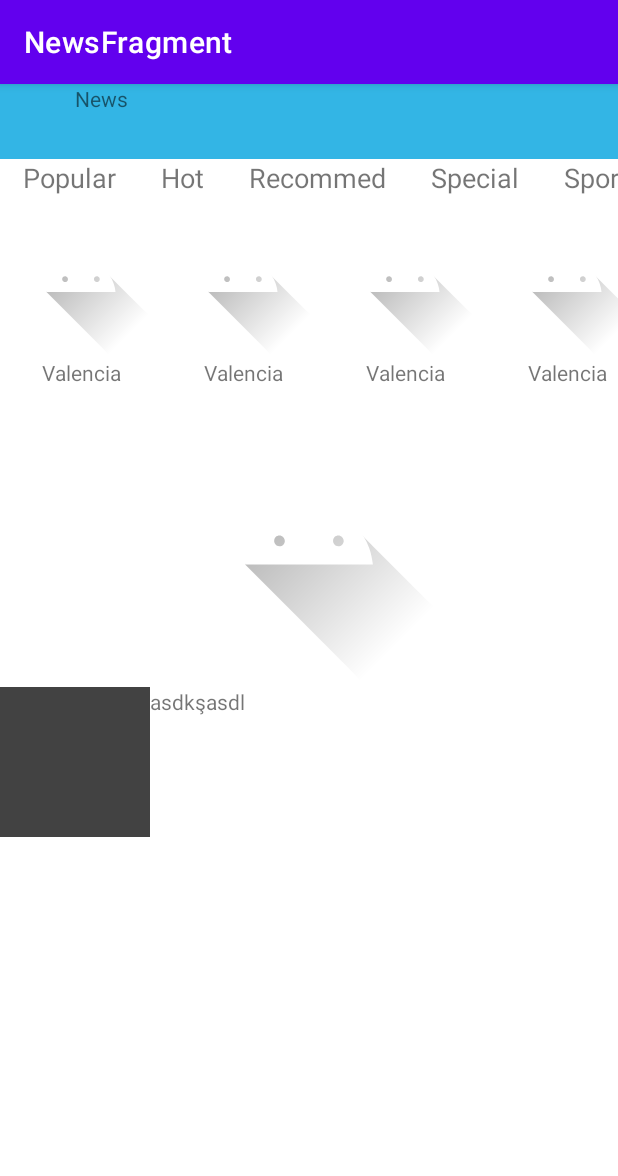
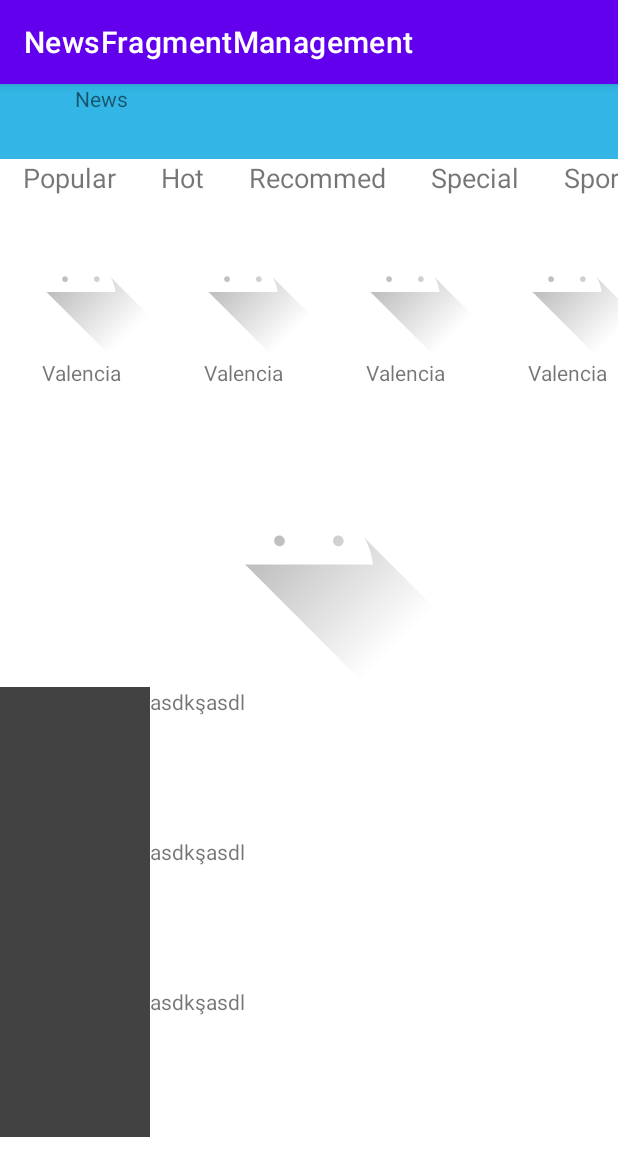
Before and after one commit to abdulvvahid/NewsFragmentManagement, an Android app: the screen it shows after launch (MainActivity), on a phone screen of 412 x 824 dp. Shown: the top 1176 px of the screen. Run offline under Robolectric (Android 15) with nearby library versions, the phone set to English and light mode, and no system bars; our stand-ins replace data binding.

Commit message:
Create fragment management

```diff
--- a/app/src/main/AndroidManifest.xml
+++ b/app/src/main/AndroidManifest.xml
@@ -1,6 +1,6 @@
 <?xml version="1.0" encoding="utf-8"?>
 <manifest xmlns:android="http://schemas.android.com/apk/res/android"
-    package="com.noor.newsfragment">
+    package="com.noor.newsfragmentmanagement">
 
     <application
         android:allowBackup="true"
@@ -10,7 +10,7 @@
         android:supportsRtl="true"
         android:theme="@style/Theme.NewsFragment">
         <activity
-            android:name=".MainActivity"
+            android:name="com.noor.newsfragmentmanagement.MainActivity"
             android:exported="true">
             <intent-filter>
                 <action android:name="android.intent.action.MAIN" />
--- a/app/src/main/java/com/noor/newsfragment/MainActivity.kt
+++ /dev/null
@@ -1,35 +0,0 @@
-package com.noor.newsfragment
-
-import androidx.appcompat.app.AppCompatActivity
-import android.os.Bundle
-import androidx.databinding.DataBindingUtil
-import com.noor.newsfragment.databinding.ActivityMainBinding
-
-class MainActivity : AppCompatActivity() {
-
-    private lateinit var binding: ActivityMainBinding
-
-    override fun onCreate(savedInstanceState: Bundle?) {
-        super.onCreate(savedInstanceState)
-        binding = DataBindingUtil.setContentView(this, R.layout.activity_main)
-
-        val categoryFragment = CategoryFragment.newInstance()
-        val detailFragment = DetailFragment.newInstance()
-        val headlineFragment = HeadlineFragment.newInstance()
-        val newsFragment = NewsFragment.newInstance()
-        val toolbarFragment = ToolbarFragment.newInstance()
-        val writerFragment = WriterFragment.newInstance()
-
-        val fragmentTransaction = supportFragmentManager.beginTransaction()
-
-        fragmentTransaction.add(binding.fragmentToolbar.id, toolbarFragment,"toolbar_fragment")
-        fragmentTransaction.add(binding.fragmentCategory.id, categoryFragment,"category_fragment")
-        fragmentTransaction.add(binding.fragmentWriter.id, writerFragment,"writer_fragment")
-        fragmentTransaction.add(binding.fragmentHeadline.id, headlineFragment,"headline_fragment")
-        fragmentTransaction.add(binding.fragmentNews.id, newsFragment,"news_fragment")
-        fragmentTransaction.add(binding.fragmentDetail.id, detailFragment,"detail_fragment")
-        fragmentTransaction.commit()
-
-    }
-
-}
--- a/app/src/main/java/com/noor/newsfragment/ToolbarFragment.kt
+++ b/app/src/main/java/com/noor/newsfragmentmanagement/CategoryFragment.kt
@@ -1,28 +1,28 @@
-package com.noor.newsfragment
+package com.noor.newsfragmentmanagement
 
 import android.os.Bundle
 import androidx.fragment.app.Fragment
 import android.view.LayoutInflater
 import android.view.View
 import android.view.ViewGroup
-import com.noor.newsfragment.databinding.FragmentToolbarBinding
+import com.noor.newsfragmentmanagement.databinding.FragmentCategoryBinding
 
-class ToolbarFragment : Fragment() {
+class CategoryFragment : Fragment() {
 
-    private lateinit var binding: FragmentToolbarBinding
+    private lateinit var binding: FragmentCategoryBinding
 
     override fun onCreateView(
         inflater: LayoutInflater, container: ViewGroup?,
         savedInstanceState: Bundle?
     ): View {
-        binding = FragmentToolbarBinding.inflate(layoutInflater, container, false)
+        binding = FragmentCategoryBinding.inflate(layoutInflater, container, false)
         return binding.root
     }
 
     companion object {
         @JvmStatic
         fun newInstance() =
-            ToolbarFragment().apply {
+            CategoryFragment().apply {
             }
     }
 }
--- a/app/src/main/java/com/noor/newsfragment/CategoryFragment.kt
+++ b/app/src/main/java/com/noor/newsfragmentmanagement/DetailFragment.kt
@@ -1,28 +1,28 @@
-package com.noor.newsfragment
+package com.noor.newsfragmentmanagement
 
 import android.os.Bundle
 import androidx.fragment.app.Fragment
 import android.view.LayoutInflater
 import android.view.View
 import android.view.ViewGroup
-import com.noor.newsfragment.databinding.FragmentCategoryBinding
+import com.noor.newsfragmentmanagement.databinding.FragmentDetailBinding
 
-class CategoryFragment : Fragment() {
+class DetailFragment : Fragment() {
 
-    private lateinit var binding: FragmentCategoryBinding
+    private lateinit var binding: FragmentDetailBinding
 
     override fun onCreateView(
         inflater: LayoutInflater, container: ViewGroup?,
         savedInstanceState: Bundle?
     ): View {
-        binding = FragmentCategoryBinding.inflate(layoutInflater, container, false)
+        binding = FragmentDetailBinding.inflate(layoutInflater, container, false)
         return binding.root
     }
 
     companion object {
         @JvmStatic
         fun newInstance() =
-            CategoryFragment().apply {
+            DetailFragment().apply {
             }
     }
 }
--- a/app/src/main/java/com/noor/newsfragment/HeadlineFragment.kt
+++ b/app/src/main/java/com/noor/newsfragmentmanagement/HeadlineFragment.kt
@@ -1,11 +1,11 @@
-package com.noor.newsfragment
+package com.noor.newsfragmentmanagement
 
 import android.os.Bundle
 import androidx.fragment.app.Fragment
 import android.view.LayoutInflater
 import android.view.View
 import android.view.ViewGroup
-import com.noor.newsfragment.databinding.FragmentHeadlineBinding
+import com.noor.newsfragmentmanagement.databinding.FragmentHeadlineBinding
 
 class HeadlineFragment : Fragment() {
 
--- /dev/null
+++ b/app/src/main/java/com/noor/newsfragmentmanagement/MainActivity.kt
@@ -0,0 +1,121 @@
+package com.noor.newsfragmentmanagement
+
+import android.os.Bundle
+import androidx.appcompat.app.AppCompatActivity
+import androidx.databinding.DataBindingUtil
+import com.noor.newsfragmentmanagement.databinding.ActivityMainBinding
+
+class MainActivity : AppCompatActivity() {
+
+    private lateinit var binding: ActivityMainBinding
+
+    private val toolbarFragment = ToolbarFragment.newInstance()
+    private val categoryFragment = CategoryFragment.newInstance()
+    private val writerFragment1 = WriterFragment.newInstance()
+    private val writerFragment2 = WriterFragment.newInstance()
+    private val writerFragment3 = WriterFragment.newInstance()
+    private val writerFragment4 = WriterFragment.newInstance()
+    private val writerFragment5 = WriterFragment.newInstance()
+    private val headlineFragment = HeadlineFragment.newInstance()
+    private val newsFragment1 = NewsFragment.newInstance()
+    private val newsFragment2 = NewsFragment.newInstance()
+    private val newsFragment3 = NewsFragment.newInstance()
+    private val detailFragment = DetailFragment.newInstance()
+
+    override fun onCreate(savedInstanceState: Bundle?) {
+        super.onCreate(savedInstanceState)
+        binding = DataBindingUtil.setContentView(this, R.layout.activity_main)
+
+        initFragments()
+
+    }
+
+    override fun onResume() {
+        super.onResume()
+        binding.apply {
+            fragmentWriter1.setOnClickListener {
+                loadDetail()
+            }
+            fragmentWriter2.setOnClickListener {
+                loadDetail()
+            }
+            fragmentWriter3.setOnClickListener {
+                loadDetail()
+            }
+            fragmentWriter4.setOnClickListener {
+                loadDetail()
+            }
+            fragmentWriter5.setOnClickListener {
+                loadDetail()
+            }
+            fragmentHeadline.setOnClickListener {
+                loadDetail()
+            }
+            fragmentNews1.setOnClickListener {
+                loadDetail()
+            }
+            fragmentNews2.setOnClickListener {
+                loadDetail()
+            }
+            fragmentNews3.setOnClickListener {
+                loadDetail()
+            }
+            fragmentDetail.setOnClickListener {
+                loadHome()
+            }
+        }
+    }
+
+    private fun initFragments() {
+        val fragmentTransaction = supportFragmentManager.beginTransaction()
+        fragmentTransaction.add(binding.fragmentToolbar.id, toolbarFragment, "toolbar_fragment")
+        fragmentTransaction.add(binding.fragmentCategory.id, categoryFragment, "category_fragment")
+        fragmentTransaction.add(binding.fragmentWriter1.id, writerFragment1, "writer_fragment1")
+        fragmentTransaction.add(binding.fragmentWriter2.id, writerFragment2, "writer_fragment2")
+        fragmentTransaction.add(binding.fragmentWriter3.id, writerFragment3, "writer_fragment3")
+        fragmentTransaction.add(binding.fragmentWriter4.id, writerFragment4, "writer_fragment4")
+        fragmentTransaction.add(binding.fragmentWriter5.id, writerFragment5, "writer_fragment5")
+        fragmentTransaction.add(binding.fragmentHeadline.id, headlineFragment, "headline_fragment")
+        fragmentTransaction.add(binding.fragmentNews1.id, newsFragment1, "news_fragment1")
+        fragmentTransaction.add(binding.fragmentNews2.id, newsFragment2, "news_fragment2")
+        fragmentTransaction.add(binding.fragmentNews3.id, newsFragment3, "news_fragment3")
+        fragmentTransaction.addToBackStack("home_bs")
+        fragmentTransaction.commit()
+    }
+
+    private fun loadDetail() {
+        val fragmentTransaction = supportFragmentManager.beginTransaction()
+        fragmentTransaction.remove(supportFragmentManager.findFragmentByTag("toolbar_fragment")!!)
+        fragmentTransaction.remove(supportFragmentManager.findFragmentByTag("category_fragment")!!)
+        fragmentTransaction.remove(supportFragmentManager.findFragmentByTag("writer_fragment1")!!)
+        fragmentTransaction.remove(supportFragmentManager.findFragmentByTag("writer_fragment2")!!)
+        fragmentTransaction.remove(supportFragmentManager.findFragmentByTag("writer_fragment3")!!)
+        fragmentTransaction.remove(supportFragmentManager.findFragmentByTag("writer_fragment4")!!)
+        fragmentTransaction.remove(supportFragmentManager.findFragmentByTag("writer_fragment5")!!)
+        fragmentTransaction.remove(supportFragmentManager.findFragmentByTag("headline_fragment")!!)
+        fragmentTransaction.remove(supportFragmentManager.findFragmentByTag("news_fragment1")!!)
+        fragmentTransaction.remove(supportFragmentManager.findFragmentByTag("news_fragment2")!!)
+        fragmentTransaction.remove(supportFragmentManager.findFragmentByTag("news_fragment3")!!)
+        fragmentTransaction.replace(binding.fragmentDetail.id, detailFragment, "detail_fragment")
+        fragmentTransaction.commit()
+    }
+
+    private fun loadHome() {
+        val fragmentTransaction = supportFragmentManager.beginTransaction()
+        fragmentTransaction.replace(binding.fragmentToolbar.id, toolbarFragment, "toolbar_fragment")
+        fragmentTransaction.replace(binding.fragmentCategory.id,categoryFragment,"category_fragment")
+        fragmentTransaction.replace(binding.fragmentWriter1.id, writerFragment1, "writer_fragment1")
+        fragmentTransaction.replace(binding.fragmentWriter2.id, writerFragment2, "writer_fragment2")
+        fragmentTransaction.replace(binding.fragmentWriter3.id, writerFragment3, "writer_fragment3")
+        fragmentTransaction.replace(binding.fragmentWriter4.id, writerFragment4, "writer_fragment4")
+        fragmentTransaction.replace(binding.fragmentWriter5.id, writerFragment5, "writer_fragment5")
+        fragmentTransaction.replace(binding.fragmentHeadline.id, headlineFragment, "headline_fragment")
+        fragmentTransaction.replace(binding.fragmentNews1.id, newsFragment1, "news_fragment1")
+        fragmentTransaction.replace(binding.fragmentNews2.id, newsFragment2, "news_fragment2")
+        fragmentTransaction.replace(binding.fragmentNews3.id, newsFragment3, "news_fragment3")
+        fragmentTransaction.remove(detailFragment)
+        fragmentTransaction.commit()
+    }
+
+
+}
--- a/app/src/main/java/com/noor/newsfragment/DetailFragment.kt
+++ b/app/src/main/java/com/noor/newsfragmentmanagement/NewsFragment.kt
@@ -1,28 +1,28 @@
-package com.noor.newsfragment
+package com.noor.newsfragmentmanagement
 
 import android.os.Bundle
 import androidx.fragment.app.Fragment
 import android.view.LayoutInflater
 import android.view.View
 import android.view.ViewGroup
-import com.noor.newsfragment.databinding.FragmentDetailBinding
+import com.noor.newsfragmentmanagement.databinding.FragmentNewsBinding
 
-class DetailFragment : Fragment() {
+class NewsFragment : Fragment() {
 
-    private lateinit var binding: FragmentDetailBinding
+    private lateinit var binding: FragmentNewsBinding
 
     override fun onCreateView(
         inflater: LayoutInflater, container: ViewGroup?,
         savedInstanceState: Bundle?
     ): View {
-        binding = FragmentDetailBinding.inflate(layoutInflater, container, false)
+        binding = FragmentNewsBinding.inflate(layoutInflater, container, false)
         return binding.root
     }
 
     companion object {
         @JvmStatic
         fun newInstance() =
-            DetailFragment().apply {
+            NewsFragment().apply {
             }
     }
 }
--- a/app/src/main/java/com/noor/newsfragment/NewsFragment.kt
+++ b/app/src/main/java/com/noor/newsfragmentmanagement/ToolbarFragment.kt
@@ -1,28 +1,28 @@
-package com.noor.newsfragment
+package com.noor.newsfragmentmanagement
 
 import android.os.Bundle
 import androidx.fragment.app.Fragment
 import android.view.LayoutInflater
 import android.view.View
 import android.view.ViewGroup
-import com.noor.newsfragment.databinding.FragmentNewsBinding
+import com.noor.newsfragmentmanagement.databinding.FragmentToolbarBinding
 
-class NewsFragment : Fragment() {
+class ToolbarFragment : Fragment() {
 
-    private lateinit var binding: FragmentNewsBinding
+    private lateinit var binding: FragmentToolbarBinding
 
     override fun onCreateView(
         inflater: LayoutInflater, container: ViewGroup?,
         savedInstanceState: Bundle?
     ): View {
-        binding = FragmentNewsBinding.inflate(layoutInflater, container, false)
+        binding = FragmentToolbarBinding.inflate(layoutInflater, container, false)
         return binding.root
     }
 
     companion object {
         @JvmStatic
         fun newInstance() =
-            NewsFragment().apply {
+            ToolbarFragment().apply {
             }
     }
 }
--- a/app/src/main/java/com/noor/newsfragment/WriterFragment.kt
+++ b/app/src/main/java/com/noor/newsfragmentmanagement/WriterFragment.kt
@@ -1,11 +1,11 @@
-package com.noor.newsfragment
+package com.noor.newsfragmentmanagement
 
 import android.os.Bundle
 import androidx.fragment.app.Fragment
 import android.view.LayoutInflater
 import android.view.View
 import android.view.ViewGroup
-import com.noor.newsfragment.databinding.FragmentWriterBinding
+import com.noor.newsfragmentmanagement.databinding.FragmentWriterBinding
 
 class WriterFragment : Fragment() {
 
--- a/app/src/main/res/layout/activity_main.xml
+++ b/app/src/main/res/layout/activity_main.xml
@@ -1,11 +1,8 @@
 <?xml version="1.0" encoding="utf-8"?>
 <layout xmlns:android="http://schemas.android.com/apk/res/android"
-    xmlns:app="http://schemas.android.com/apk/res-auto"
     xmlns:tools="http://schemas.android.com/tools">
 
-    <data>
-
-    </data>
+    <data></data>
 
     <ScrollView
         android:layout_width="match_parent"
@@ -13,9 +10,9 @@
         tools:context=".MainActivity">
 
         <LinearLayout
-            android:orientation="vertical"
             android:layout_width="match_parent"
-            android:layout_height="wrap_content">
+            android:layout_height="wrap_content"
+            android:orientation="vertical">
 
             <FrameLayout
                 android:id="@+id/fragment_toolbar"
@@ -25,28 +22,71 @@
             <FrameLayout
                 android:id="@+id/fragment_category"
                 android:layout_width="match_parent"
-                android:layout_height="wrap_content"/>
+                android:layout_height="wrap_content" />
 
-            <FrameLayout
-                android:id="@+id/fragment_writer"
+            <HorizontalScrollView
                 android:layout_width="match_parent"
-                android:layout_height="wrap_content"/>
+                android:layout_height="wrap_content">
+
+                <LinearLayout
+                    android:layout_width="wrap_content"
+                    android:layout_height="wrap_content"
+                    android:orientation="horizontal">
+
+                    <FrameLayout
+                        android:id="@+id/fragment_writer_1"
+                        android:layout_width="wrap_content"
+                        android:layout_height="wrap_content" />
+
+                    <FrameLayout
+                        android:id="@+id/fragment_writer_2"
+                        android:layout_width="wrap_content"
+                        android:layout_height="wrap_content" />
+
+                    <FrameLayout
+                        android:id="@+id/fragment_writer_3"
+                        android:layout_width="wrap_content"
+                        android:layout_height="wrap_content" />
+
+                    <FrameLayout
+                        android:id="@+id/fragment_writer_4"
+                        android:layout_width="wrap_content"
+                        android:layout_height="wrap_content" />
+
+                    <FrameLayout
+                        android:id="@+id/fragment_writer_5"
+                        android:layout_width="wrap_content"
+                        android:layout_height="wrap_content" />
+
+                </LinearLayout>
+
+            </HorizontalScrollView>
 
             <FrameLayout
                 android:id="@+id/fragment_headline"
                 android:layout_width="match_parent"
-                android:layout_height="wrap_content"/>
+                android:layout_height="wrap_content" />
 
             <FrameLayout
-                android:id="@+id/fragment_news"
+                android:id="@+id/fragment_news1"
+                android:layout_width="match_parent"
+                android:layout_height="wrap_content" />
+
+            <FrameLayout
+                android:id="@+id/fragment_news2"
+                android:layout_width="match_parent"
+                android:layout_height="wrap_content" />
+
+            <FrameLayout
+                android:id="@+id/fragment_news3"
                 android:layout_width="match_parent"
                 android:layout_height="wrap_content" />
 
             <FrameLayout
                 android:id="@+id/fragment_detail"
-                android:visibility="gone"
                 android:layout_width="match_parent"
-                android:layout_height="wrap_content"/>
+                android:layout_height="wrap_content" />
+
         </LinearLayout>
 
     </ScrollView>
--- a/app/src/main/res/layout/fragment_detail.xml
+++ b/app/src/main/res/layout/fragment_detail.xml
@@ -3,13 +3,13 @@
     xmlns:tools="http://schemas.android.com/tools">
 
     <data>
-
     </data>
 
     <FrameLayout
         android:layout_width="match_parent"
         android:layout_height="match_parent"
-        tools:context=".DetailFragment">
+        tools:context=".DetailFragment"
+        android:background="@android:color/holo_green_dark">
 
         <TextView
             android:layout_width="match_parent"
--- a/app/src/main/res/layout/fragment_news.xml
+++ b/app/src/main/res/layout/fragment_news.xml
@@ -6,7 +6,7 @@
 
     </data>
 
-    <ScrollView
+    <FrameLayout
         android:layout_width="match_parent"
         android:layout_height="match_parent"
         tools:context=".NewsFragment">
@@ -28,5 +28,5 @@
 
         </LinearLayout>
 
-    </ScrollView>
+    </FrameLayout>
 </layout>
--- a/app/src/main/res/layout/fragment_writer.xml
+++ b/app/src/main/res/layout/fragment_writer.xml
@@ -7,65 +7,18 @@
 
     </data>
 
-    <HorizontalScrollView
-        android:layout_width="match_parent"
+    <FrameLayout
+        android:layout_width="wrap_content"
         android:layout_height="wrap_content"
         tools:context=".WriterFragment">
 
-        <LinearLayout
+        <TextView
+            android:id="@+id/tv_writer_name1"
             android:layout_width="wrap_content"
             android:layout_height="wrap_content"
-            android:orientation="horizontal">
+            android:gravity="center"
+            android:text="Valencia"
+            app:drawableTopCompat="@drawable/ic_launcher_foreground" />
 
-            <TextView
-                android:id="@+id/tv_writer_name1"
-                android:layout_width="wrap_content"
-                android:layout_height="wrap_content"
-                android:gravity="center"
-                android:text="Valencia"
-                app:drawableTopCompat="@drawable/ic_launcher_foreground" />
-
-            <TextView
-                android:id="@+id/tv_writer_name2"
-                android:layout_width="wrap_content"
-                android:layout_height="wrap_content"
-                android:gravity="center"
-                android:text="Valencia"
-                app:drawableTopCompat="@drawable/ic_launcher_foreground" />
-
-            <TextView
-                android:id="@+id/tv_writer_name3"
-                android:layout_width="wrap_content"
-                android:layout_height="wrap_content"
-                android:gravity="center"
-                android:text="Valencia"
-                app:drawableTopCompat="@drawable/ic_launcher_foreground" />
-
-            <TextView
-                android:id="@+id/tv_writer_name4"
-                android:layout_width="wrap_content"
-                android:layout_height="wrap_content"
-                android:gravity="center"
-                android:text="Valencia"
-                app:drawableTopCompat="@drawable/ic_launcher_foreground" />
-
-            <TextView
-                android:id="@+id/tv_writer_name5"
-                android:layout_width="wrap_content"
-                android:layout_height="wrap_content"
-                android:gravity="center"
-                android:text="Valencia"
-                app:drawableTopCompat="@drawable/ic_launcher_foreground" />
-
-            <TextView
-                android:id="@+id/tv_writer_name6"
-                android:layout_width="wrap_content"
-                android:layout_height="wrap_content"
-                android:gravity="center"
-                android:text="Valencia"
-                app:drawableTopCompat="@drawable/ic_launcher_foreground" />
-
-        </LinearLayout>
-
-    </HorizontalScrollView>
+    </FrameLayout>
 </layout>
--- a/app/src/main/res/values/strings.xml
+++ b/app/src/main/res/values/strings.xml
@@ -1,5 +1,5 @@
 <resources>
-    <string name="app_name">NewsFragment</string>
+    <string name="app_name">NewsFragmentManagement</string>
     <!-- TODO: Remove or change this placeholder text -->
     <string name="hello_blank_fragment">Hello blank fragment</string>
 </resources>
```
Also changed, not shown: 4 other files.
